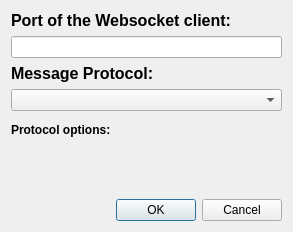
The window that websocket_client.ui (facontidavide/PlotJuggler) describes before a commit, drawn with Qt 5.
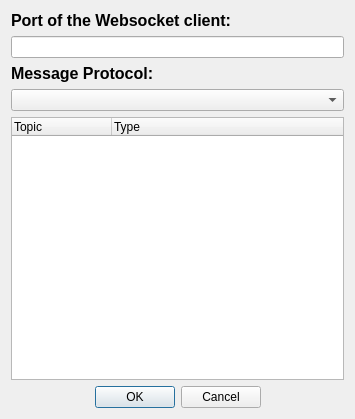
The same window after the commit.

Commit message: Changed de UI and added the topic list

What changed in the file:
```diff
--- a/websocket_client.ui
+++ b/websocket_client.ui
@@ -6,8 +6,8 @@
    <rect>
     <x>0</x>
     <y>0</y>
-    <width>293</width>
-    <height>232</height>
+    <width>355</width>
+    <height>419</height>
    </rect>
   </property>
   <property name="windowTitle">
@@ -47,53 +47,39 @@
     <widget class="QComboBox" name="comboBoxProtocol"/>
    </item>
    <item>
-    <widget class="QWidget" name="boxOptions" native="true">
-     <layout class="QVBoxLayout" name="layoutOptions">
-      <property name="leftMargin">
-       <number>0</number>
+    <widget class="QTreeWidget" name="topicsList">
+     <property name="selectionMode">
+      <enum>QAbstractItemView::SelectionMode::ExtendedSelection</enum>
+     </property>
+     <property name="uniformRowHeights">
+      <bool>true</bool>
+     </property>
+     <property name="headerHidden">
+      <bool>false</bool>
+     </property>
+     <property name="columnCount">
+      <number>2</number>
+     </property>
+     <column>
+      <property name="text">
+       <string>Topic</string>
       </property>
-      <property name="topMargin">
-       <number>6</number>
+     </column>
+     <column>
+      <property name="text">
+       <string>Type</string>
       </property>
-      <property name="rightMargin">
-       <number>0</number>
-      </property>
-      <property name="bottomMargin">
-       <number>6</number>
-      </property>
-      <item>
-       <widget class="QLabel" name="label_3">
-        <property name="font">
-         <font>
-          <bold>true</bold>
-         </font>
-        </property>
-        <property name="text">
-         <string>Protocol options:</string>
-        </property>
-       </widget>
-      </item>
-     </layout>
+     </column>
     </widget>
    </item>
-   <item>
-    <spacer name="verticalSpacer">
-     <property name="orientation">
-      <enum>Qt::Orientation::Vertical</enum>
-     </property>
-     <property name="sizeHint" stdset="0">
-      <size>
-       <width>20</width>
-       <height>59</height>
-      </size>
-     </property>
-    </spacer>
-   </item>
    <item>
     <widget class="QDialogButtonBox" name="buttonBox">
      <property name="standardButtons">
       <set>QDialogButtonBox::StandardButton::Cancel|QDialogButtonBox::StandardButton::Ok</set>
      </property>
+     <property name="centerButtons">
+      <bool>true</bool>
+     </property>
     </widget>
    </item>
   </layout>
```
The commit also changes 14 other files.
